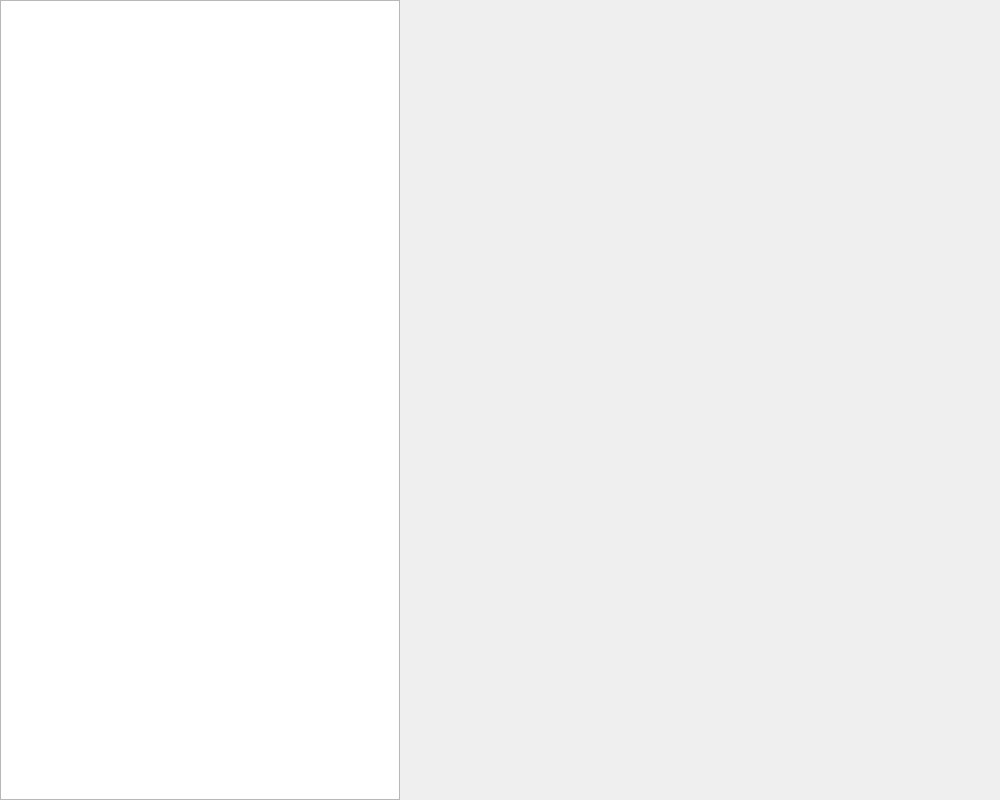
This is Tasker/CommStatsQWidget.ui in thebigG/Tasker as Qt 5 draws it before an edit. The edited form follows.
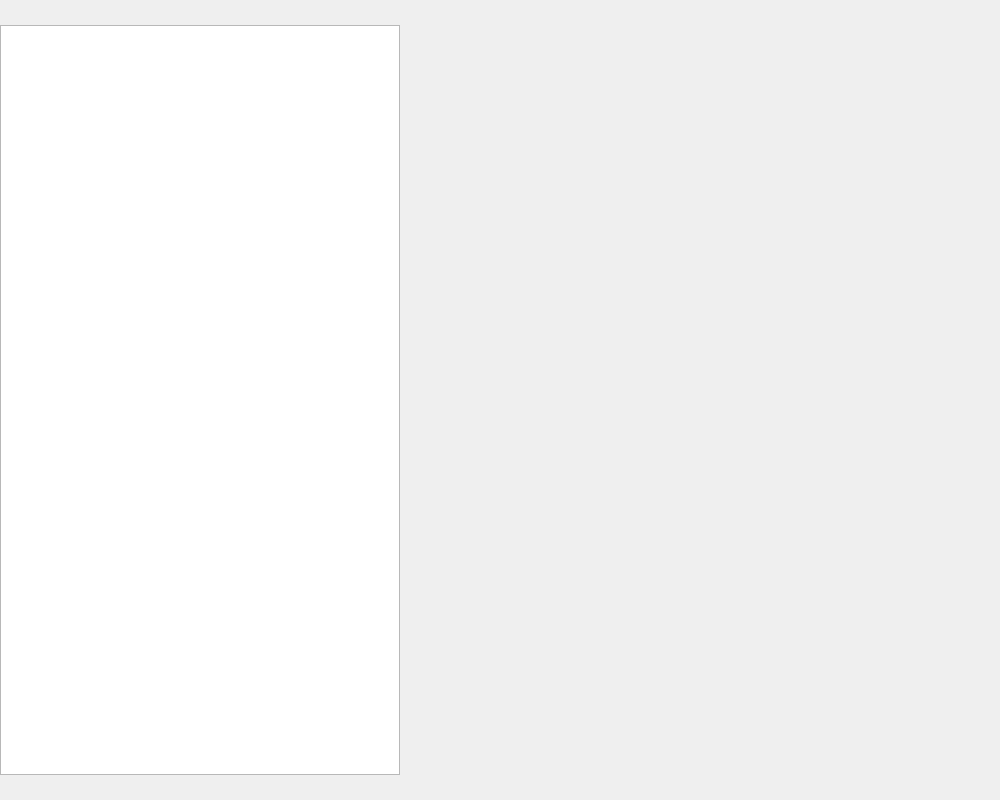
This is the edited form.

```diff
--- a/Tasker/CommStatsQWidget.ui
+++ b/Tasker/CommStatsQWidget.ui
@@ -12,8 +12,8 @@
   </property>
   <property name="minimumSize">
    <size>
-    <width>1000</width>
-    <height>800</height>
+    <width>0</width>
+    <height>0</height>
    </size>
   </property>
   <property name="maximumSize">
@@ -97,7 +97,7 @@
      <property name="maximumSize">
       <size>
        <width>600</width>
-       <height>800</height>
+       <height>750</height>
       </size>
      </property>
      <layout class="QGridLayout" name="gridLayout_2">
```
